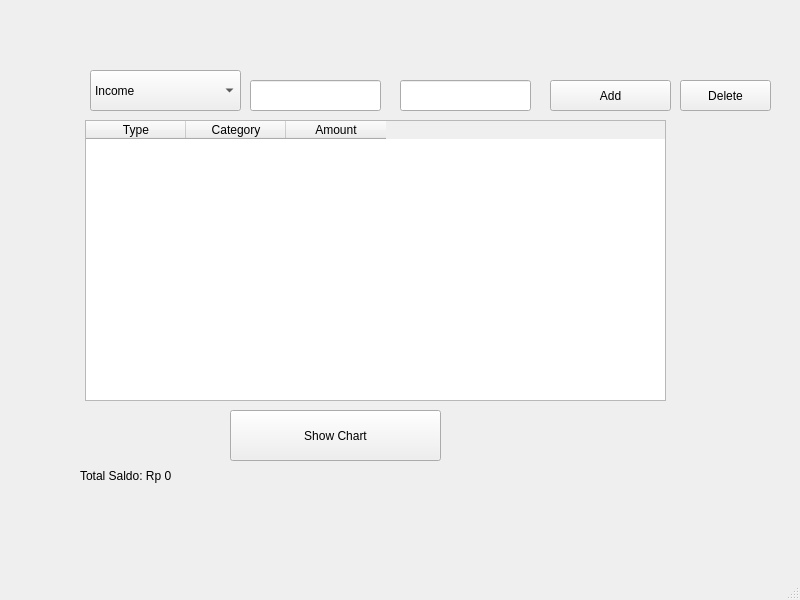
Before: the Qt Designer form mainwindow.ui in raduolatch/qt-finance-app, drawn with Qt 5.
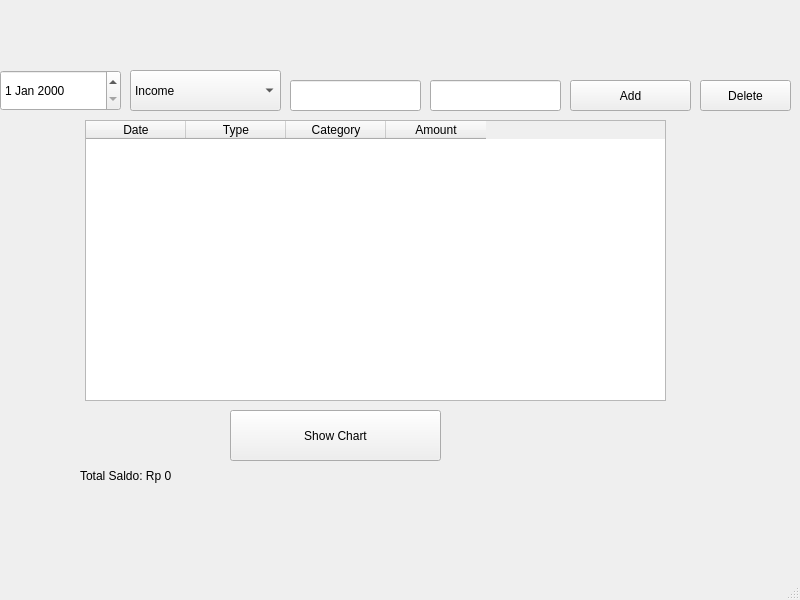
After: the same form once the commit is applied.

Commit message: nambah fiture date

Patch:
```diff
--- a/mainwindow.ui
+++ b/mainwindow.ui
@@ -17,7 +17,7 @@
    <widget class="QComboBox" name="comboType">
     <property name="geometry">
      <rect>
-      <x>90</x>
+      <x>130</x>
       <y>70</y>
       <width>151</width>
       <height>41</height>
@@ -40,7 +40,7 @@
    <widget class="QLineEdit" name="inputAmount">
     <property name="geometry">
      <rect>
-      <x>400</x>
+      <x>430</x>
       <y>80</y>
       <width>131</width>
       <height>31</height>
@@ -50,7 +50,7 @@
    <widget class="QLineEdit" name="inputCategory">
     <property name="geometry">
      <rect>
-      <x>250</x>
+      <x>290</x>
       <y>80</y>
       <width>131</width>
       <height>31</height>
@@ -63,7 +63,7 @@
    <widget class="QPushButton" name="btnAdd">
     <property name="geometry">
      <rect>
-      <x>550</x>
+      <x>570</x>
       <y>80</y>
       <width>121</width>
       <height>31</height>
@@ -96,8 +96,13 @@
      </rect>
     </property>
     <property name="columnCount">
-     <number>3</number>
+     <number>4</number>
     </property>
+    <column>
+     <property name="text">
+      <string>Date</string>
+     </property>
+    </column>
     <column>
      <property name="text">
       <string>Type</string>
@@ -117,7 +122,7 @@
    <widget class="QPushButton" name="btnDelete">
     <property name="geometry">
      <rect>
-      <x>680</x>
+      <x>700</x>
       <y>80</y>
       <width>91</width>
       <height>31</height>
@@ -140,6 +145,16 @@
      <string>Show Chart</string>
     </property>
    </widget>
+   <widget class="QDateEdit" name="inputDate">
+    <property name="geometry">
+     <rect>
+      <x>0</x>
+      <y>70</y>
+      <width>121</width>
+      <height>41</height>
+     </rect>
+    </property>
+   </widget>
   </widget>
   <widget class="QStatusBar" name="statusbar"/>
  </widget>
```
The commit also changes 12 other files.
